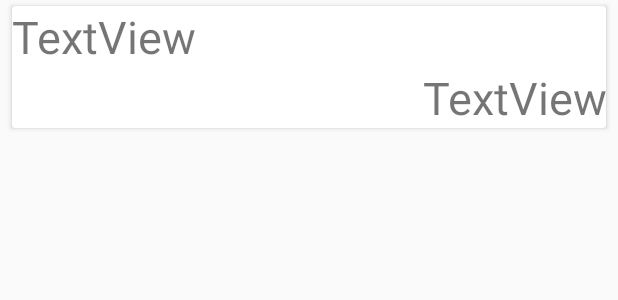
After one commit to GeekBrainsAndroid/Android2019_2, an Android app: the layout item.xml on its own in the app's theme, with its tools: preview values and no code run, on a phone screen of 412 x 824 dp. The commit adds this screen. Shown: the top 300 px of the screen. Run offline under Robolectric (Android 15) with nearby library versions, the phone set to English and light mode, and no system bars.

Commit message:
Room: Пользовательский интерфейс для отображения записей из БД

```diff
--- a/Lesson-5/Room/app/src/main/java/ru/geekbrains/room/dao/EducationDao.java
+++ b/Lesson-5/Room/app/src/main/java/ru/geekbrains/room/dao/EducationDao.java
@@ -43,4 +43,8 @@ public interface EducationDao {
     // Получим данные только одного студента по id
     @Query("SELECT * FROM student WHERE id = :id")
     Student getStudentById(long id);
+
+    //Получить количество записей в таблице
+    @Query("SELECT COUNT() FROM student")
+    long getCountStudents();
 }
--- /dev/null
+++ b/Lesson-5/Room/app/src/main/res/layout/item.xml
@@ -0,0 +1,36 @@
+<?xml version="1.0" encoding="utf-8"?>
+<androidx.cardview.widget.CardView xmlns:android="http://schemas.android.com/apk/res/android"
+    android:layout_width="match_parent"
+    android:layout_height="wrap_content"
+    xmlns:card_view="http://schemas.android.com/apk/res-auto"
+    android:layout_marginLeft="8dp"
+    android:layout_marginTop="4dp"
+    android:layout_marginRight="8dp"
+    android:layout_marginBottom="4dp"
+    card_view:cardCornerRadius="2dp"
+    card_view:cardElevation="2dp"
+    android:orientation="vertical">
+
+    <LinearLayout
+        android:layout_width="match_parent"
+        android:layout_height="match_parent"
+        android:orientation="vertical">
+
+        <TextView
+            android:id="@+id/textStudenFirstName"
+            android:layout_width="match_parent"
+            android:layout_height="match_parent"
+            android:text="TextView"
+            android:textAlignment="viewStart"
+            android:textSize="30sp" />
+
+        <TextView
+            android:id="@+id/textStudentLastName"
+            android:layout_width="match_parent"
+            android:layout_height="wrap_content"
+            android:text="TextView"
+            android:textAlignment="viewEnd"
+            android:textSize="30sp" />
+    </LinearLayout>
+
+</androidx.cardview.widget.CardView>
--- a/Lesson-5/Room/app/src/main/res/values/strings.xml
+++ b/Lesson-5/Room/app/src/main/res/values/strings.xml
@@ -1,4 +1,8 @@
 <resources>
     <string name="app_name">Room</string>
     <string name="action_settings">Settings</string>
+    <string name="add">Add</string>
+    <string name="delete">Delete</string>
+    <string name="update">Update</string>
+    <string name="remove">Remove</string>
 </resources>
```
Also changed, not shown: Lesson-5/Room/app/src/main/java/ru/geekbrains/room/App.java (+4 -3 lines), Lesson-5/Room/app/src/main/java/ru/geekbrains/room/EducationSource.java (added, +60 -0 lines), Lesson-5/Room/app/src/main/java/ru/geekbrains/room/MainActivity.java (+76 -13 lines), Lesson-5/Room/app/src/main/java/ru/geekbrains/room/RandomStudent.java (added, +43 -0 lines), Lesson-5/Room/app/src/main/java/ru/geekbrains/room/StudentRecyclerAdapter.java (added, +80 -0 lines), Lesson-5/Room/app/src/main/res/layout/activity_main.xml (+0 -8 lines), Lesson-5/Room/app/src/main/res/layout/content_main.xml (+4 -9 lines), Lesson-5/Room/app/src/main/res/menu/context_menu.xml (added, +8 -0 lines), Lesson-5/Room/app/src/main/res/menu/menu_main.xml (+4 -3 lines), Lesson-5/Room/app/src/main/res/values/arrays.xml (added, +15 -0 lines).
